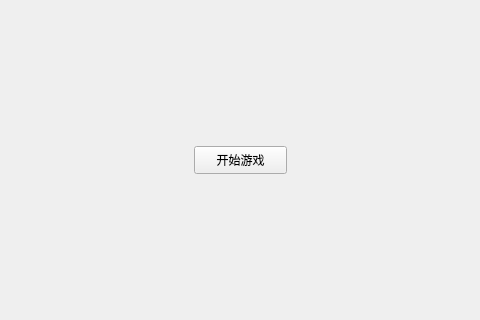
This is cbejeweleddlg.ui in wgananh/Formal_Brmal_Bejeweled as Qt 5 draws it before an edit; both pictures show x 156 to 636 and y 124 to 444 of the 800 by 600 pixel window. The edited form follows.
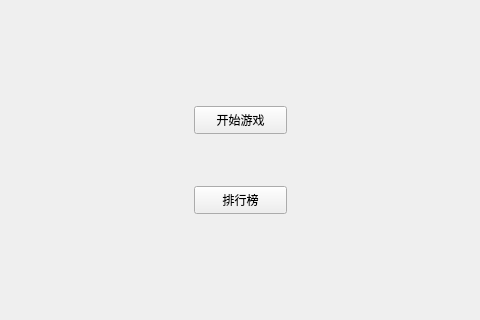
This is the edited form.

Commit message: 于沛尧：排行榜还没完成……

Patch:
```diff
--- a/cbejeweleddlg.ui
+++ b/cbejeweleddlg.ui
@@ -18,7 +18,7 @@
     <property name="geometry">
      <rect>
       <x>350</x>
-      <y>270</y>
+      <y>230</y>
       <width>93</width>
       <height>28</height>
      </rect>
@@ -27,6 +27,19 @@
      <string>开始游戏</string>
     </property>
    </widget>
+   <widget class="QPushButton" name="btn_mainToRank">
+    <property name="geometry">
+     <rect>
+      <x>350</x>
+      <y>310</y>
+      <width>93</width>
+      <height>28</height>
+     </rect>
+    </property>
+    <property name="text">
+     <string>排行榜</string>
+    </property>
+   </widget>
   </widget>
   <widget class="QMenuBar" name="menubar">
    <property name="geometry">
```
The commit also changes 8 other files.
